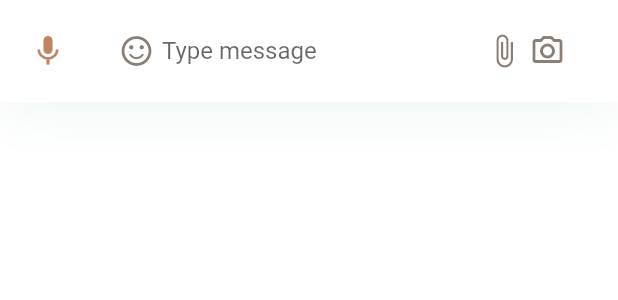
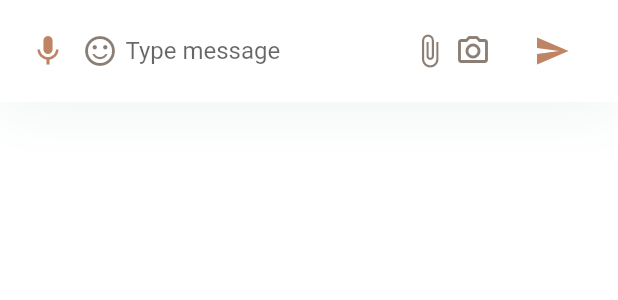
Before and after one commit to zahradjan/chat-application, a Flutter app: the ChatInputField widget shown alone on an empty page, opened directly, on a phone screen of 412 x 824 dp. Shown: the top 300 px of the screen. Run offline on Flutter 3.47's test engine with Material 2 defaults, Android fonts, the phone set to English and light mode, and no system bars; our stand-ins replace google_fonts.

Commit message:
Chat input closed after tpuch on chat screen

```diff
--- a/lib/messages/components/chat_input_field.dart
+++ b/lib/messages/components/chat_input_field.dart
@@ -1,3 +1,4 @@
+import 'package:Decentio/models/ChatMessage.dart';
 import 'package:flutter/material.dart';
 
 import '../../../constants.dart';
@@ -9,6 +10,7 @@ class ChatInputField extends StatelessWidget {
 
   @override
   Widget build(BuildContext context) {
+    final _textController = TextEditingController();
     return Container(
       padding: EdgeInsets.symmetric(
         horizontal: DefaultPadding,
@@ -28,11 +30,11 @@ class ChatInputField extends StatelessWidget {
         child: Row(
           children: [
             Icon(Icons.mic, color: PrimaryColor),
-            SizedBox(width: DefaultPadding),
+            SizedBox(width: DefaultPadding / 30),
             Expanded(
               child: Container(
                 padding: EdgeInsets.symmetric(
-                  horizontal: DefaultPadding * 0.75,
+                  horizontal: DefaultPadding * 0.5,
                 ),
                 decoration: BoxDecoration(
                   color: Theme.of(context).scaffoldBackgroundColor,
@@ -51,6 +53,7 @@ class ChatInputField extends StatelessWidget {
                     SizedBox(width: DefaultPadding / 4),
                     Expanded(
                       child: TextField(
+                          textCapitalization: TextCapitalization.sentences,
                           style: TextStyle(
                               color: Theme.of(context).colorScheme.primary),
                           decoration: InputDecoration(
@@ -79,6 +82,18 @@ class ChatInputField extends StatelessWidget {
                 ),
               ),
             ),
+            SizedBox(width: DefaultPadding / 3),
+            IconButton(
+              onPressed: () {
+                demeChatMessages.add(ChatMessage(
+                    text: _textController.text,
+                    isSender: true,
+                    messageType: ChatMessageType.text,
+                    messageStatus: MessageStatus.not_view));
+              },
+              icon: Icon(Icons.send),
+              color: Theme.of(context).colorScheme.primary,
+            )
           ],
         ),
       ),
--- a/lib/messages/components/message_screen_body.dart
+++ b/lib/messages/components/message_screen_body.dart
@@ -7,7 +7,9 @@ import 'package:flutter/material.dart';
 class MessageScreenBody extends StatelessWidget {
   @override
   Widget build(BuildContext context) {
-    return Column(
+    return GestureDetector(
+      onTap: () => FocusScope.of(context).unfocus(),
+      child: Column(
         children: [
           Expanded(
             child: Padding(
@@ -21,6 +23,7 @@ class MessageScreenBody extends StatelessWidget {
           ),
           ChatInputField(),
         ],
+      ),
     );
   }
 }
--- a/lib/theme.dart
+++ b/lib/theme.dart
@@ -16,7 +16,10 @@ ThemeData lightThemeData(BuildContext context) {
           textStyle: TextStyle(color: TextLightThemePrimaryColor)),
     ),
     colorScheme: ColorScheme.light(
-        primary: PrimaryColor, secondary: SecondaryColor, error: ErrorColor),
+      primary: PrimaryColor,
+      secondary: SecondaryColor,
+      error: ErrorColor,
+    ),
     bottomNavigationBarTheme: BottomNavigationBarThemeData(
       backgroundColor: ContentColorLightTheme,
       selectedItemColor: ContentColorLightTheme.withOpacity(0.8),
```
Lines whose indentation alone changed are shown as unchanged.
